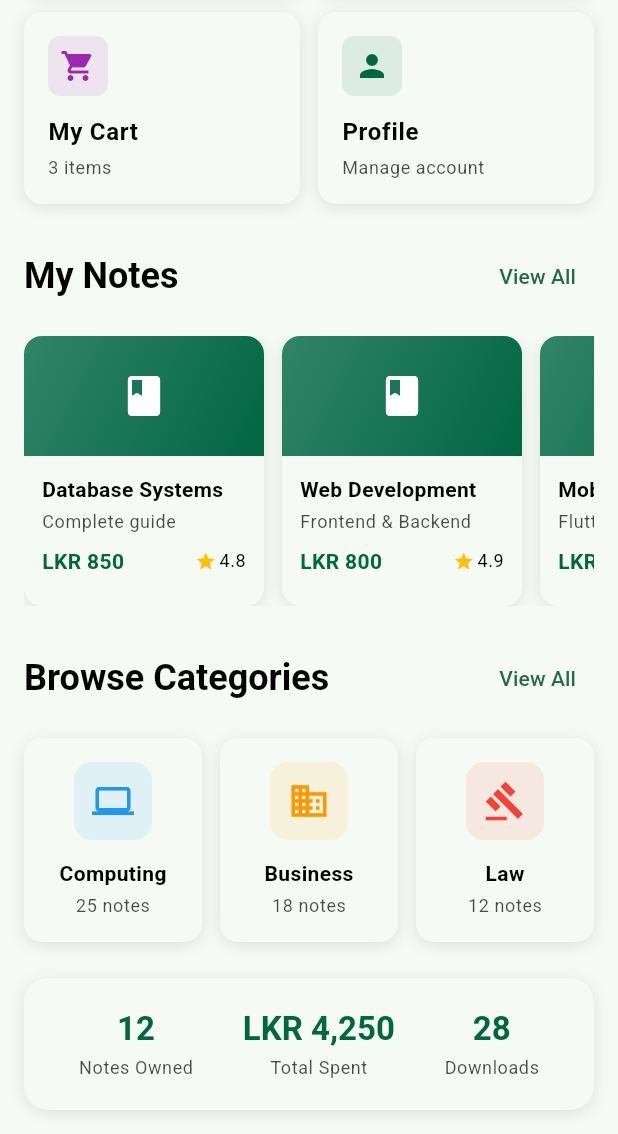
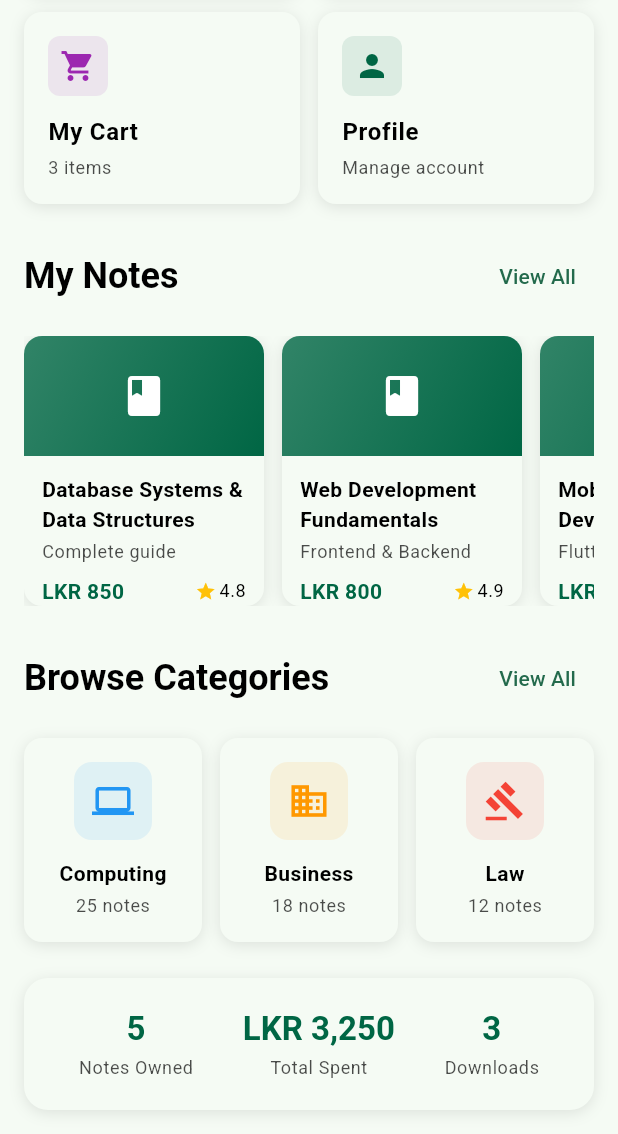
Before and after one commit to nethmipalliyaguruge/StuddyBuddy-Mobile-Application, a Flutter app: the HomePage screen opened directly, scrolled down 349 dp, on a phone screen of 412 x 824 dp, the part 102-1236 px from its top. Run offline on Flutter 3.47's test engine with Material 3 defaults, Android fonts, the phone set to English and light mode, and no system bars.

Commit message:
Update HomePage featured notes and ProfilePage stats

```diff
--- a/lib/screens/HomeScreen.dart
+++ b/lib/screens/HomeScreen.dart
@@ -1,10 +1,10 @@
 import 'package:flutter/material.dart';
 import 'package:studybuddy/screens/AddNotePage.dart';
 import 'package:studybuddy/screens/CartPage.dart';
+import 'package:studybuddy/screens/detail_page.dart';
 import 'package:studybuddy/screens/ExplorePage.dart';
 import 'package:studybuddy/screens/NotesPage.dart';
 import 'package:studybuddy/screens/ProfilePage.dart';
-import 'package:studybuddy/screens/detail_page.dart';
 
 const kBrandGreen = Color(0xFF006644);
 
@@ -328,24 +328,27 @@ class HomePage extends StatelessWidget {
             children: [
               buildFeaturedNoteCard(
                 context: context,
-                title: 'Database Systems',
+                title: 'Database Systems & Data Structures',
                 subtitle: 'Complete guide',
                 price: 'LKR 850',
                 rating: 4.8,
+                category: 'Computing',
               ),
               buildFeaturedNoteCard(
                 context: context,
-                title: 'Web Development',
+                title: 'Web Development Fundamentals',
                 subtitle: 'Frontend & Backend',
                 price: 'LKR 800',
                 rating: 4.9,
+                category: 'Computing',
               ),
               buildFeaturedNoteCard(
                 context: context,
-                title: 'Mobile App Dev',
+                title: 'Mobile App Development',
                 subtitle: 'Flutter & React Native',
                 price: 'LKR 350',
                 rating: 4.7,
+                category: 'Computing',
               ),
             ],
           ),
@@ -360,8 +363,29 @@ class HomePage extends StatelessWidget {
     required String subtitle,
     required String price,
     required double rating,
+    String? category,
   }) {
     return GestureDetector(
+      onTap: () {
+        // Create note data to pass to detail page
+        final noteData = {
+          'title': title,
+          'subtitle': subtitle,
+          'price': price,
+          'rating': rating,
+        };
+
+        Navigator.push(
+          context,
+          MaterialPageRoute(
+            builder: (context) => NoteDetailPage(
+              product: noteData,
+              category:
+                  category ?? 'Computing', // Use passed category or default
+            ),
+          ),
+        );
+      },
       child: Container(
         width: 160,
         margin: const EdgeInsets.only(right: 12),
@@ -578,9 +602,9 @@ class HomePage extends StatelessWidget {
       child: Row(
         mainAxisAlignment: MainAxisAlignment.spaceAround,
         children: [
-          buildStatItem(context, 'Notes Owned', '12'),
-          buildStatItem(context, 'Total Spent', 'LKR 4,250'),
-          buildStatItem(context, 'Downloads', '28'),
+          buildStatItem(context, 'Notes Owned', '5'),
+          buildStatItem(context, 'Total Spent', 'LKR 3,250'),
+          buildStatItem(context, 'Downloads', '3'),
         ],
       ),
     );
--- a/lib/screens/ProfilePage.dart
+++ b/lib/screens/ProfilePage.dart
@@ -439,11 +439,11 @@ class _ProfilePageState extends State<ProfilePage> {
           // Stats in landscape - vertical layout
           Column(
             children: [
-              _buildLandscapeStatItem(context, "Notes", "12"),
+              _buildLandscapeStatItem(context, "Notes", "5"),
               const SizedBox(height: 16),
-              _buildLandscapeStatItem(context, "Orders", "5"),
+              _buildLandscapeStatItem(context, "Orders", "3"),
               const SizedBox(height: 16),
-              _buildLandscapeStatItem(context, "Spent", "LKR 4,250"),
+              _buildLandscapeStatItem(context, "Spent", "LKR 3,250"),
             ],
           ),
         ],
```
